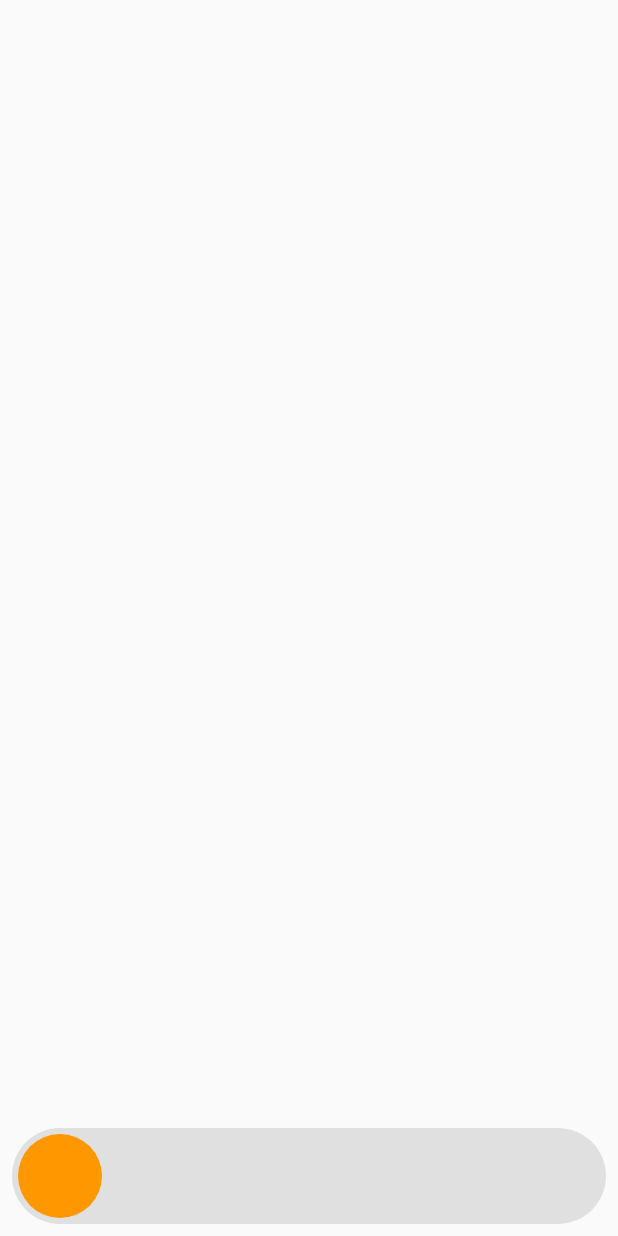
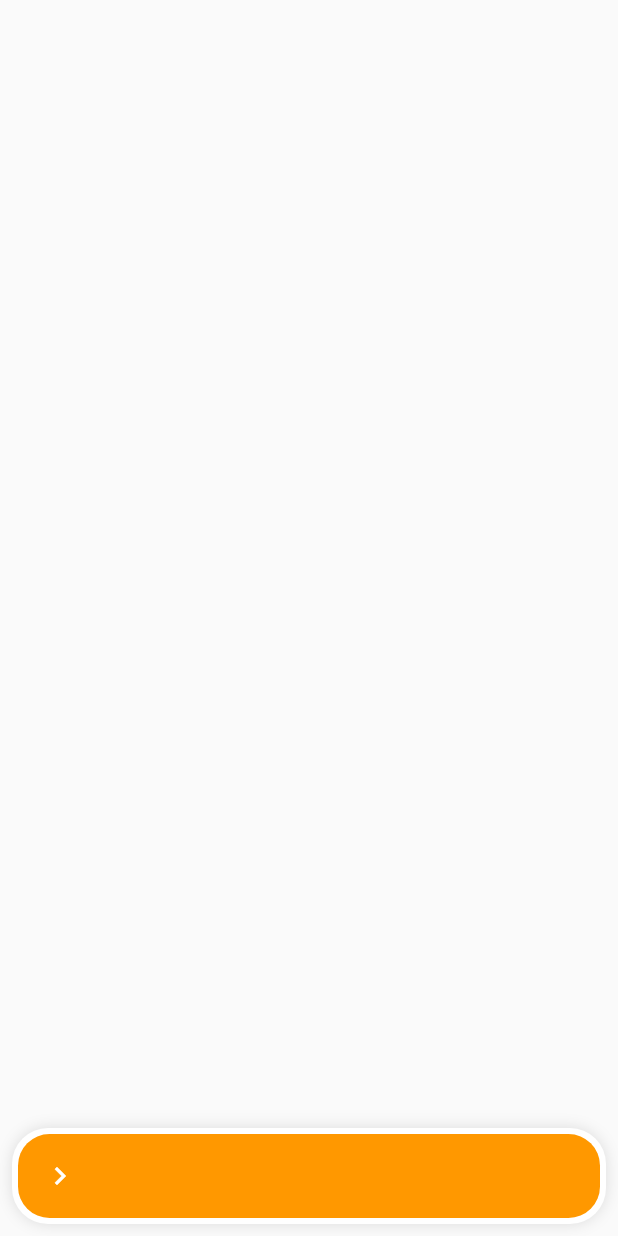
Before and after one commit to kay-af/slide-action, a Flutter app: the screen it shows after launch, on a phone screen of 412 x 824 dp. Run offline on Flutter 3.47's test engine with Material 2 defaults, Android fonts, the phone set to English and light mode, and no system bars.

Commit message:
Added Customizability

```diff
--- /dev/null
+++ b/lib/src/frame_change_callback_provider.dart
@@ -0,0 +1,37 @@
+import 'package:flutter/scheduler.dart';
+
+typedef FrameChangeCallback = void Function(Duration delta);
+
+class FrameChangeCallbackProvider {
+  FrameChangeCallbackProvider({
+    required this.vsync,
+    required this.callback,
+  }) {
+    _internalTicker = vsync.createTicker(_onFrame);
+  }
+
+  final TickerProvider vsync;
+  final FrameChangeCallback callback;
+
+  late final Ticker _internalTicker;
+  late Duration _lastTickDuration;
+
+  void _onFrame(Duration elapsed) {
+    final Duration delta = elapsed - _lastTickDuration;
+    _lastTickDuration = elapsed;
+    callback(delta);
+  }
+
+  void start() {
+    _lastTickDuration = Duration.zero;
+    _internalTicker.start().orCancel.catchError((_) {});
+  }
+
+  void stop() {
+    _internalTicker.stop();
+  }
+
+  void dispose() {
+    _internalTicker.dispose();
+  }
+}
--- a/lib/src/slide_to_perform.dart
+++ b/lib/src/slide_to_perform.dart
@@ -1,22 +1,29 @@
+import 'dart:math';
+import 'dart:ui';
 import 'package:flutter/material.dart';
+import 'package:slide_to_perform/src/frame_change_callback_provider.dart';
+import 'package:slide_to_perform/src/utils.dart' as utils;
 
-const Duration _kSnapAnimationDuration = Duration(milliseconds: 600);
-const Curve _kSnapAnimationCurve = Curves.easeOut;
+const double kThumbMovementSmoothingFactor = 0.015;
 
 class SlideToPerform extends StatefulWidget {
   const SlideToPerform({
     this.onPerform,
-    this.sliderHeight = 64,
+    this.trackHeight = 64,
     this.thumbMargin = 4,
-    this.snapAnimationDuration = _kSnapAnimationDuration,
-    this.snapAnimationCurve = _kSnapAnimationCurve,
+    this.snapAnimationDuration = const Duration(milliseconds: 400),
+    this.snapAnimationCurve = Curves.easeOut,
     this.performSnapThreshold = 0.85,
     this.rightToLeft = false,
     this.thumbWidth,
+    this.thumbColors = const [Colors.orange, Colors.deepOrange],
+    this.trackColors = const [Colors.white],
+    this.fillTrack = true,
+    this.roundiness = 24,
     Key? key,
   }) : super(key: key);
 
-  final double sliderHeight;
+  final double trackHeight;
   final double thumbMargin;
   final double? thumbWidth;
   final double performSnapThreshold;
@@ -24,33 +31,43 @@ class SlideToPerform extends StatefulWidget {
   final Curve snapAnimationCurve;
   final VoidCallback? onPerform;
   final bool rightToLeft;
+  final List<Color> thumbColors;
+  final List<Color> trackColors;
+  final bool fillTrack;
+  final double roundiness;
 
   @override
   _SlideToPerformState createState() => _SlideToPerformState();
 }
 
 class _SlideToPerformState extends State<SlideToPerform>
-    with SingleTickerProviderStateMixin {
+    with TickerProviderStateMixin {
   late bool _isDragging;
   late double _thumbAlignmentFraction;
-
+  late double _targetThumbAlignmentFraction;
   late final GlobalKey _sliderContainerKey;
   RenderBox? _sliderContainerRenderBox;
-
   late final AnimationController _thumbAnimationController;
+  late final FrameChangeCallbackProvider _frameChangeCallbackProvider;
 
   @override
   void initState() {
     super.initState();
     _isDragging = false;
     _thumbAlignmentFraction = 0;
+    _targetThumbAlignmentFraction = 0;
     _sliderContainerKey = GlobalKey();
     _thumbAnimationController = AnimationController(vsync: this);
+    _frameChangeCallbackProvider = FrameChangeCallbackProvider(
+      vsync: this,
+      callback: _updateThumbMovement,
+    );
   }
 
   @override
   void dispose() {
     _thumbAnimationController.dispose();
+    _frameChangeCallbackProvider.dispose();
     super.dispose();
   }
 
@@ -59,7 +76,31 @@ class _SlideToPerformState extends State<SlideToPerform>
     if (mounted) super.setState(fn);
   }
 
+  void _updateThumbMovement(Duration delta) {
+    final double lerp =
+        (kThumbMovementSmoothingFactor * delta.inMilliseconds).clamp(0.0, 1.0);
+
+    setState(
+      () => _thumbAlignmentFraction = lerpDouble(
+            _thumbAlignmentFraction,
+            _targetThumbAlignmentFraction,
+            lerp,
+          ) ??
+          0,
+    );
+  }
+
   bool get isDragging => _isDragging;
+
+  Color get thumbColor => utils.lerpMultipleColors(
+        colors: widget.thumbColors,
+        t: _thumbAlignmentFraction,
+      );
+
+  Color get trackColor => utils.lerpMultipleColors(
+        colors: widget.trackColors,
+        t: _thumbAlignmentFraction,
+      );
 
   Alignment get thumbAlignmentStart =>
       widget.rightToLeft ? Alignment.centerRight : Alignment.centerLeft;
@@ -68,7 +109,7 @@ class _SlideToPerformState extends State<SlideToPerform>
       widget.rightToLeft ? Alignment.centerLeft : Alignment.centerRight;
 
   Size get thumbSize {
-    double implicitHeight = widget.sliderHeight - widget.thumbMargin * 2;
+    double implicitHeight = widget.trackHeight - widget.thumbMargin * 2;
     return Size(widget.thumbWidth ?? implicitHeight, implicitHeight);
   }
 
@@ -78,34 +119,59 @@ class _SlideToPerformState extends State<SlideToPerform>
     return _sliderContainerRenderBox;
   }
 
-  double? get leftAnchorGlobalX {
-    double? leftCorner =
-        sliderContainerRenderBox?.localToGlobal(Offset.zero).dx;
-    if (leftCorner != null) {
-      return leftCorner + (widget.thumbMargin + thumbSize.width / 2.0);
+  double? get trackWidth => sliderContainerRenderBox?.size.width;
+
+  double? get trackLeftX =>
+      sliderContainerRenderBox?.localToGlobal(Offset.zero).dx;
+
+  double? get trackRightX {
+    if (trackLeftX != null && trackWidth != null) {
+      return trackLeftX! + trackWidth!;
     }
   }
 
-  double? get rightAnchorGlobalX {
-    double? leftCorner = leftAnchorGlobalX;
-    double? width = _sliderContainerRenderBox?.size.width;
-    if (leftCorner != null && width != null) {
-      double rightCorner = leftCorner + width;
-      return rightCorner - (widget.thumbMargin + thumbSize.width / 2.0);
+  double? get anchorLeftX {
+    if (trackLeftX != null) {
+      return trackLeftX! + (widget.thumbMargin + thumbSize.width / 2.0);
     }
   }
 
-  double _clampedInverseLerpDouble(double min, double max, double value) {
-    assert(min < max);
-    if (value <= min) return 0;
-    if (value >= max) return 1;
-    double difference = max - min;
-    return (value - min) / difference;
+  double? get anchorRightX {
+    if (trackRightX != null) {
+      return trackRightX! - (widget.thumbMargin + thumbSize.width / 2.0);
+    }
   }
+
+  double? get fillTrackWidth {
+    assert(widget.fillTrack);
+    final double? thumbPosition =
+        lerpDouble(anchorLeftX, anchorRightX, _thumbAlignmentFraction);
+    if (thumbPosition != null && trackLeftX != null) {
+      return thumbPosition +
+          (thumbSize.width / 2.0) -
+          trackLeftX! -
+          widget.thumbMargin;
+    }
+  }
+
+  double? get trackWidgetOpacity {
+    return lerpDouble(1, 0, (_thumbAlignmentFraction * 2).clamp(0.0, 1.0));
+  }
+
+  double get trackBorderRadius =>
+      min(widget.trackHeight / 2.0, widget.roundiness);
+
+  double get thumbBorderRadius => min(
+        thumbSize.height / 2.0,
+        widget.roundiness / widget.trackHeight * thumbSize.height,
+      );
 
   void _animationToAlignmentFraction() {
     final double fraction = _thumbAnimationController.value.clamp(0.0, 1.0);
-    setState(() => _thumbAlignmentFraction = fraction);
+    setState(() {
+      _thumbAlignmentFraction = fraction;
+      _targetThumbAlignmentFraction = fraction;
+    });
   }
 
   void _attachAnimationListener() =>
@@ -116,14 +182,13 @@ class _SlideToPerformState extends State<SlideToPerform>
 
   void _stopAnimation() {
     if (_thumbAnimationController.isAnimating) {
-      _thumbAnimationController.stop(canceled: true);
+      _thumbAnimationController.stop();
     }
   }
 
   void _animateThumbToStart() {
     _thumbAnimationController.value = _thumbAlignmentFraction;
-    _thumbAnimationController.duration =
-        widget.snapAnimationDuration * _thumbAlignmentFraction;
+    _thumbAnimationController.duration = widget.snapAnimationDuration;
     _attachAnimationListener();
     _thumbAnimationController
         .animateTo(0, curve: widget.snapAnimationCurve)
@@ -137,8 +202,7 @@ class _SlideToPerformState extends State<SlideToPerform>
 
   void _animateThumbToEnd() {
     _thumbAnimationController.value = _thumbAlignmentFraction;
-    _thumbAnimationController.duration =
-        widget.snapAnimationDuration * (1 - _thumbAlignmentFraction);
+    _thumbAnimationController.duration = widget.snapAnimationDuration;
     _attachAnimationListener();
     _thumbAnimationController
         .animateTo(1, curve: widget.snapAnimationCurve)
@@ -156,16 +220,39 @@ class _SlideToPerformState extends State<SlideToPerform>
     return Container(
       key: _sliderContainerKey,
       width: double.infinity,
-      height: widget.sliderHeight,
+      height: widget.trackHeight,
       decoration: BoxDecoration(
-        color: Colors.grey.shade300,
-        borderRadius: BorderRadius.circular(
-          widget.sliderHeight / 2.0,
-        ),
+        color: trackColor,
+        borderRadius: BorderRadius.circular(trackBorderRadius),
+        boxShadow: const [
+          BoxShadow(color: Colors.black12, blurRadius: 8),
+        ],
       ),
       child: Stack(
         fit: StackFit.expand,
         children: [
+          Positioned.fill(
+            child: Opacity(
+              opacity: trackWidgetOpacity ?? 1.0,
+              child: const Center(
+                child: Text("Slide to unlock"),
+              ),
+            ),
+          ),
+          if (widget.fillTrack)
+            Align(
+              alignment: thumbAlignmentStart,
+              child: Container(
+                width: fillTrackWidth,
+                margin: EdgeInsets.all(
+                  widget.thumbMargin,
+                ),
+                decoration: BoxDecoration(
+                  color: thumbColor,
+                  borderRadius: BorderRadius.circular(thumbBorderRadius),
+                ),
+              ),
+            ),
           Align(
             alignment: Alignment.lerp(thumbAlignmentStart, thumbAlignmentEnd,
                     _thumbAlignmentFraction) ??
@@ -174,10 +261,13 @@ class _SlideToPerformState extends State<SlideToPerform>
               onHorizontalDragStart: (_) {
                 setState(() => _isDragging = true);
                 _stopAnimation();
+                _frameChangeCallbackProvider.start();
               },
               onHorizontalDragEnd: (_) {
                 setState(() => _isDragging = false);
-                if (_thumbAlignmentFraction >= widget.performSnapThreshold) {
+                _frameChangeCallbackProvider.stop();
+                if (_targetThumbAlignmentFraction >=
+                    widget.performSnapThreshold) {
                   _animateThumbToEnd();
                 } else {
                   _animateThumbToStart();
@@ -185,31 +275,36 @@ class _SlideToPerformState extends State<SlideToPerform>
               },
               onHorizontalDragCancel: () {
                 setState(() => _isDragging = false);
+                _frameChangeCallbackProvider.stop();
                 _animateThumbToStart();
               },
               onHorizontalDragUpdate: (details) {
-                final double? leftAnchor = leftAnchorGlobalX;
-                final double? rightAnchor = rightAnchorGlobalX;
-
-                if (leftAnchor == null || rightAnchor == null) return;
-
-                final double currentThumbPosition = details.globalPosition.dx
-                  + (thumbSize.width / 2.0) - widget.thumbMargin;
-
-                final double fraction = _clampedInverseLerpDouble(
-                  leftAnchor,
-                  rightAnchor,
-                  currentThumbPosition,
-                );
-                setState(() => _thumbAlignmentFraction =
-                    widget.rightToLeft ? 1.0 - fraction : fraction);
+                if (anchorLeftX != null && anchorRightX != null) {
+                  final double currentThumbPosition = details.globalPosition.dx;
+                  final double fraction = utils.clampedInverseLerpDouble(
+                    anchorLeftX!,
+                    anchorRightX!,
+                    currentThumbPosition,
+                  );
+                  setState(() => _targetThumbAlignmentFraction =
+                      widget.rightToLeft ? 1.0 - fraction : fraction);
+                }
               },
               child: Container(
                 width: thumbSize.width,
-                margin: EdgeInsets.all(widget.thumbMargin),
+                margin: EdgeInsets.all(
+                  widget.thumbMargin,
+                ),
                 decoration: BoxDecoration(
-                  borderRadius: BorderRadius.circular(thumbSize.height),
-                  color: Colors.orange,
+                  borderRadius: BorderRadius.circular(
+                    thumbSize.height,
+                  ),
+                  color: widget.fillTrack ? null : thumbColor,
+                ),
+                alignment: Alignment.center,
+                child: const Icon(
+                  Icons.chevron_right_sharp,
+                  color: Colors.white,
                 ),
               ),
             ),
--- /dev/null
+++ b/lib/src/utils.dart
@@ -0,0 +1,31 @@
+import 'package:flutter/material.dart';
+
+Color lerpMultipleColors({
+  required final List<Color> colors,
+  required final double t,
+}) {
+  assert(t >= 0 && t <= 1);
+  assert(colors.isNotEmpty);
+
+  if (colors.length == 1) return colors.first;
+  if (t == 1) return colors.last;
+
+  double scaled = t * (colors.length - 1);
+
+  Color firstColor = colors[scaled.floor()];
+  Color secondColor = colors[(scaled + 1.0).floor()];
+
+  return Color.lerp(
+    firstColor,
+    secondColor,
+    scaled - scaled.floor(),
+  )!;
+}
+
+double clampedInverseLerpDouble(double min, double max, double value) {
+  assert(min < max);
+  if (value <= min) return 0;
+  if (value >= max) return 1;
+  double difference = max - min;
+  return (value - min) / difference;
+}
```
